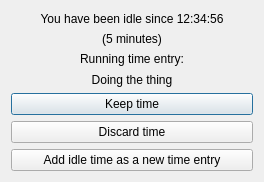
The window that src/ui/linux/TogglDesktop/idlenotificationdialog.ui (toggl-open-source/toggldesktop) describes before a commit, drawn with Qt 5.
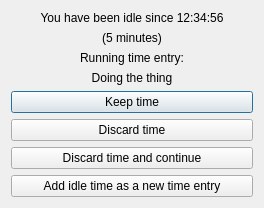
The same window after the commit.

Commit message: Adds Idle and Continue for Linux UI

Diff of the .ui file:
```diff
--- a/src/ui/linux/TogglDesktop/idlenotificationdialog.ui
+++ b/src/ui/linux/TogglDesktop/idlenotificationdialog.ui
@@ -68,6 +68,13 @@
      </property>
     </widget>
    </item>
+   <item>
+    <widget class="QPushButton" name="discardTimeAndContinueButton">
+     <property name="text">
+      <string>Discard time and continue</string>
+     </property>
+    </widget>
+   </item>   
    <item>
     <widget class="QPushButton" name="pushButton">
      <property name="text">
```
The commit also changes 4 other files.
